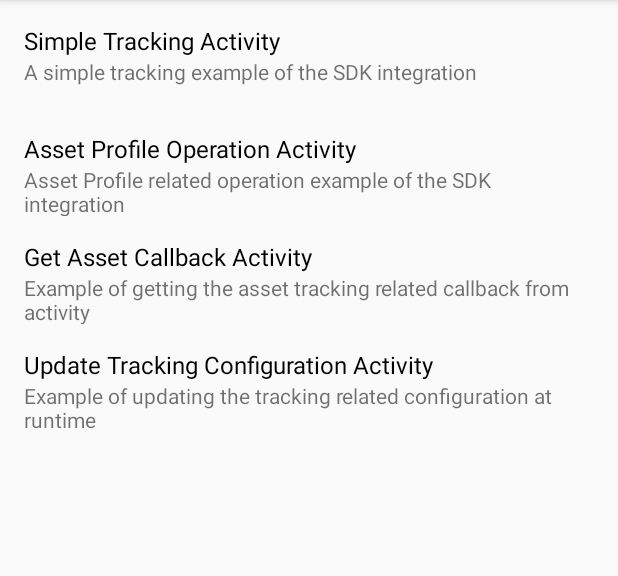
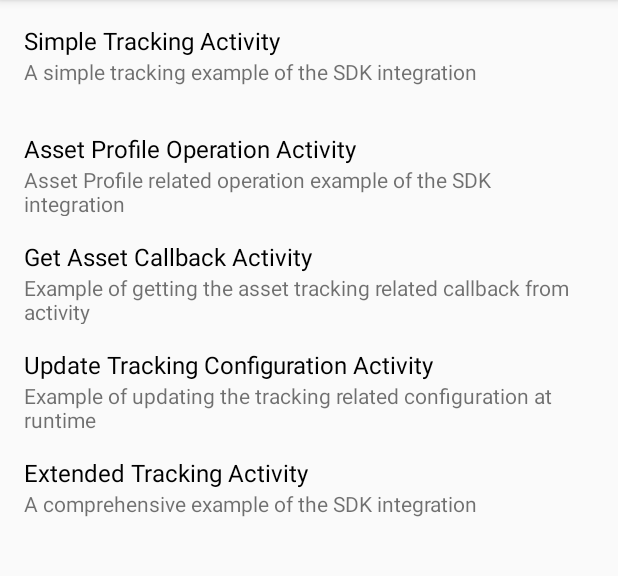
Before and after one commit to nextbillion-ai/nb-asset-tracking-android-demo, an Android app built with Jetpack Compose: the screen it shows after launch (CodeExampleList), on a phone screen of 412 x 824 dp, the part 84-660 px from its top. Run offline under Robolectric (Android 15) with nearby library versions, the phone set to English and light mode, and no system bars.

Commit message:
Minor change to string resource reference

```diff
--- a/app/src/main/java/ai/nextbillion/nbassettrackingdemo/CodeExampleList.kt
+++ b/app/src/main/java/ai/nextbillion/nbassettrackingdemo/CodeExampleList.kt
@@ -58,7 +58,7 @@ class CodeExampleList : AppCompatActivity(), CodeExampleListAdapter.OnItemClickL
 
         activityList.add(
             CodeExampleListItem(
-                getString(R.string.activity_main),
+                getString(R.string.extended_tracking_activity),
                 getString(R.string.description_activity_main),
                 ExtendedTrackingActivity::class.java
             )
--- a/app/src/main/res/values/strings.xml
+++ b/app/src/main/res/values/strings.xml
@@ -37,7 +37,7 @@
     <string name="update_notification_config">Update Notification Config</string>
     <string name="update_data_tracking_config">Update DataTracking Config</string>
 
-    <string name="extended_tracking_activity">Extended Activity</string>
+    <string name="extended_tracking_activity">Extended Tracking Activity</string>
     <string name="activity_simple_tracking">Simple Tracking Activity</string>
     <string name="activity_asset_profile">Asset Profile Operation Activity</string>
     <string name="activity_get_asset_callback">Get Asset Callback Activity</string>
```
